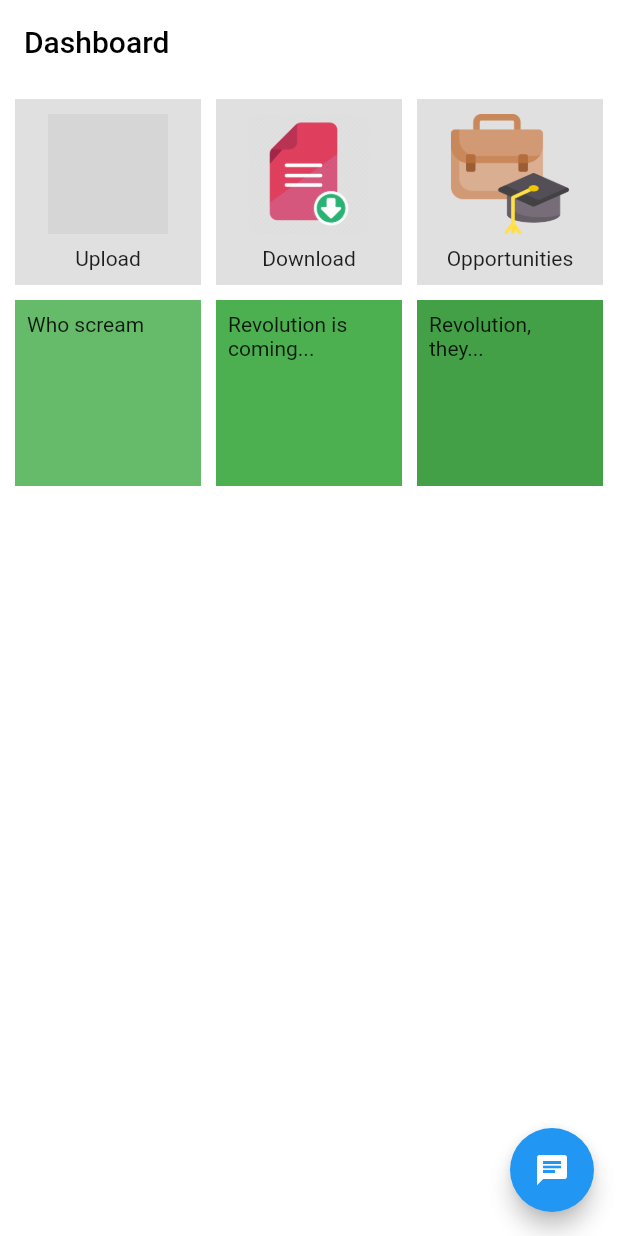
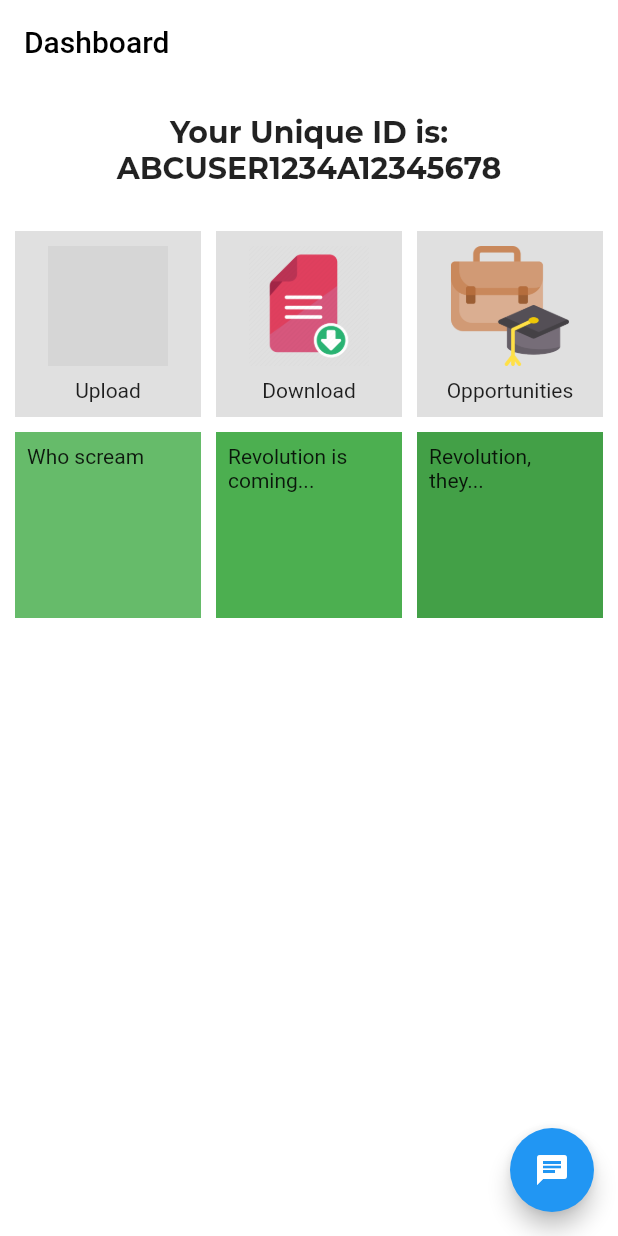
Before and after one commit to vishwasobra/UniqueID_SIH, a Flutter app: the Dashboard screen opened directly, on a phone screen of 412 x 824 dp. Run offline on Flutter 3.47's test engine with Material 2 defaults, Android fonts, the light colour scheme and no system bars; our stand-ins replace google_fonts; grey boxes are pictures that could not be loaded.

Commit message:
Dashboard UI update3

```diff
--- a/lib/dashboard.dart
+++ b/lib/dashboard.dart
@@ -1,5 +1,6 @@
 import 'package:flutter/cupertino.dart';
 import 'package:flutter/material.dart';
+import 'package:google_fonts/google_fonts.dart';
 
 class Dashboard extends StatelessWidget {
   const Dashboard({Key? key}) : super(key: key);
@@ -38,7 +39,19 @@ class Dashboard extends StatelessWidget {
           //     );
           //   },
           // ),
-          child: CustomScrollView(
+
+          child: Column(
+            children: [
+              SizedBox(height: 20),
+              Center(
+                  child: Text(
+                "Your Unique ID is:\nABCUSER1234A12345678",
+                textAlign: TextAlign.center,
+                style: GoogleFonts.montserrat(fontWeight: FontWeight.bold, fontSize: 20),
+              )),
+              SizedBox(height: 20),
+              CustomScrollView(
+                shrinkWrap: true,
                 primary: false,
                 slivers: <Widget>[
                   SliverPadding(
@@ -71,7 +84,9 @@ class Dashboard extends StatelessWidget {
                               mainAxisAlignment: MainAxisAlignment.spaceBetween,
                               children: [
                                 SizedBox(
-                                height: 80, width: 80, child: Image.asset("assets/download.png")),
+                                    height: 80,
+                                    width: 80,
+                                    child: Image.asset("assets/download.png")),
                                 Text("Download"),
                               ],
                             ),
@@ -115,6 +130,8 @@ class Dashboard extends StatelessWidget {
                   ),
                 ],
               ),
+            ],
+          ),
         ),
       ),
     );
```
Also changed, not shown: lib/uploadScreen.dart (added, +15 -0 lines). Lines whose indentation alone changed are shown as unchanged.
